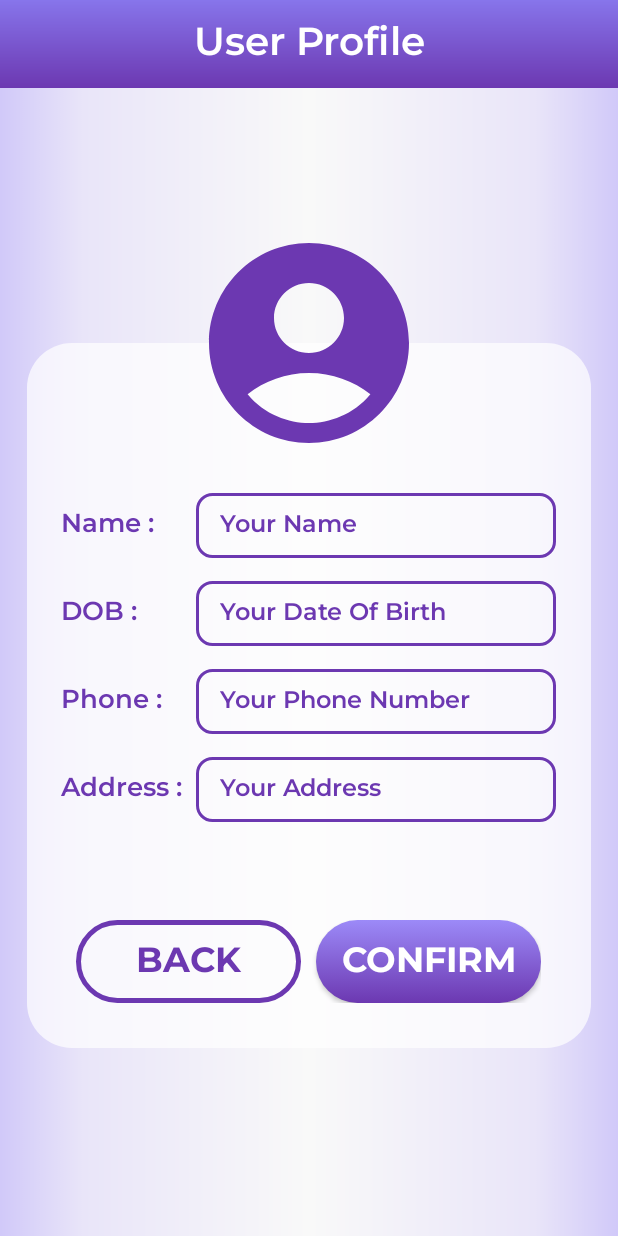
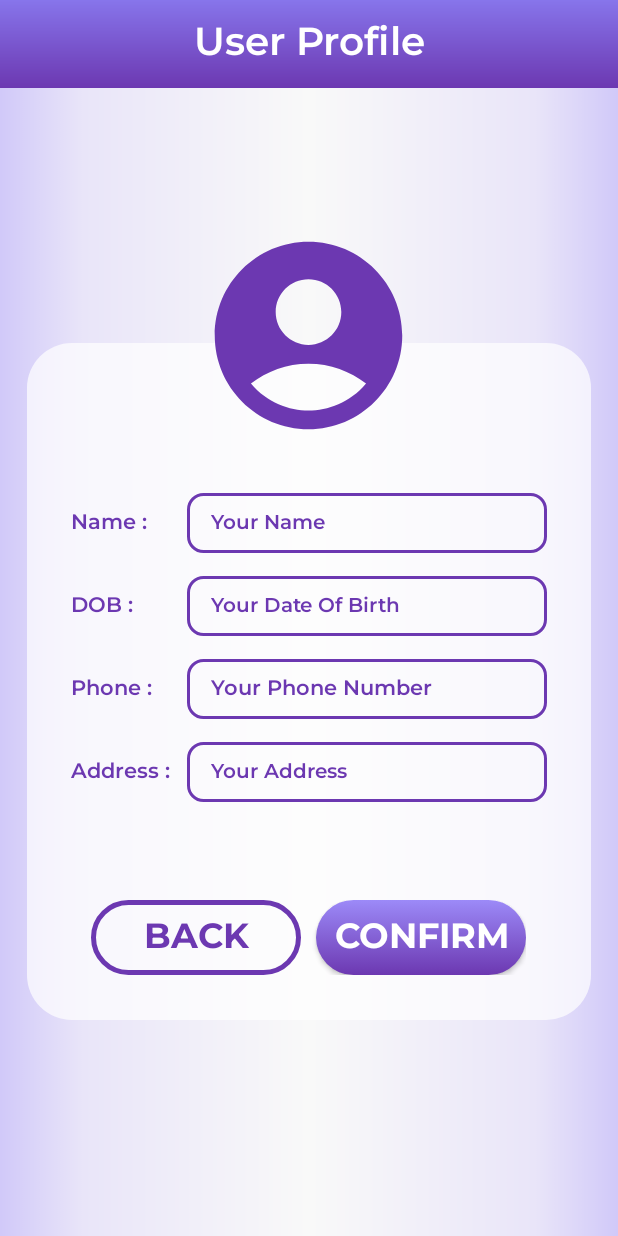
Before and after one commit to shakifniaz/Goti, an Android app: the CustomerSettingsActivity screen opened directly, with no data from a screen before it, on a phone screen of 412 x 824 dp. Run offline under Robolectric (Android 15) with nearby library versions, the phone set to English and light mode, and no system bars; our stand-ins replace Firebase (no records; nobody signed in at launch, a user with empty details on screens opened directly).

Commit message:
profile better kora lagbo

```diff
--- /dev/null
+++ b/app/src/main/res/drawable/card_bg4.xml
@@ -0,0 +1,12 @@
+<?xml version="1.0" encoding="utf-8"?>
+<shape xmlns:android="http://schemas.android.com/apk/res/android"
+    android:shape="rectangle">
+
+    <solid android:color="@color/white" />
+
+    <corners
+        android:topLeftRadius="30dp"
+        android:bottomLeftRadius="30dp"
+        android:topRightRadius="30dp"
+        android:bottomRightRadius="30dp" />
+</shape>
--- a/app/src/main/res/layout/activity_customer_settings.xml
+++ b/app/src/main/res/layout/activity_customer_settings.xml
@@ -44,20 +44,20 @@
             android:layout_marginBottom="15dp">
 
             <TextView
-                android:layout_width="90dp"
+                android:layout_width="77dp"
                 android:layout_height="wrap_content"
                 android:text="Name : "
                 android:textColor="@color/new_color"
-                android:textSize="17dp" />
+                android:textSize="14dp" />
             <EditText
                 android:id="@+id/name"
                 android:layout_width="240dp"
-                android:layout_height="43dp"
+                android:layout_height="40dp"
                 android:background="@drawable/border4"
                 android:hint="Your Name"
                 android:paddingLeft="16dp"
                 android:textColorHint="@color/new_color"
-                android:textSize="16dp"
+                android:textSize="13dp"
                 android:textColor="@color/new_color"/>
         </LinearLayout>
         <LinearLayout
@@ -65,20 +65,20 @@
             android:layout_height="wrap_content"
             android:layout_marginBottom="15dp">
             <TextView
-                android:layout_width="90dp"
+                android:layout_width="77dp"
                 android:layout_height="wrap_content"
                 android:text="DOB : "
-                android:textSize="17dp"
+                android:textSize="14dp"
                 android:textColor="@color/new_color"/>
             <EditText
                 android:id="@+id/dob"
                 android:layout_width="240dp"
-                android:layout_height="43dp"
+                android:layout_height="40dp"
                 android:background="@drawable/border4"
                 android:hint="Your Date Of Birth"
                 android:paddingLeft="16dp"
                 android:textColorHint="@color/new_color"
-                android:textSize="16dp"
+                android:textSize="13dp"
                 android:textColor="@color/new_color"/>
         </LinearLayout>
         <LinearLayout
@@ -86,20 +86,20 @@
             android:layout_height="wrap_content"
             android:layout_marginBottom="15dp">
             <TextView
-                android:layout_width="90dp"
+                android:layout_width="77dp"
                 android:layout_height="wrap_content"
                 android:text="Phone : "
-                android:textSize="17dp"
+                android:textSize="14dp"
                 android:textColor="@color/new_color"/>
             <EditText
                 android:id="@+id/customerPhone"
                 android:layout_width="240dp"
-                android:layout_height="43dp"
+                android:layout_height="40dp"
                 android:background="@drawable/border4"
                 android:hint="Your Phone Number"
                 android:paddingLeft="16dp"
                 android:textColorHint="@color/new_color"
-                android:textSize="16dp"
+                android:textSize="14dp"
                 android:textColor="@color/new_color"/>
         </LinearLayout>
         <LinearLayout
@@ -107,20 +107,20 @@
             android:layout_height="wrap_content"
             android:layout_marginBottom="15dp">
                 <TextView
-                    android:layout_width="90dp"
+                    android:layout_width="77dp"
                     android:layout_height="wrap_content"
                     android:text="Address : "
-                    android:textSize="17dp"
+                    android:textSize="14dp"
                     android:textColor="@color/new_color"/>
                 <EditText
                     android:id="@+id/address"
                     android:layout_width="240dp"
-                    android:layout_height="43dp"
+                    android:layout_height="40dp"
                     android:background="@drawable/border4"
                     android:hint="Your Address"
                     android:paddingLeft="16dp"
                     android:textColorHint="@color/new_color"
-                    android:textSize="16dp"
+                    android:textSize="13dp"
                     android:textColor="@color/new_color"/>
             </LinearLayout>
             <LinearLayout
@@ -130,8 +130,8 @@
                 android:layout_marginTop="50dp">
                 <Button
                     android:id="@+id/back"
-                    android:layout_width="150dp"
-                    android:layout_height="55dp"
+                    android:layout_width="140dp"
+                    android:layout_height="50dp"
                     android:background="@drawable/border3"
                     android:fontFamily="@font/montserrat_bold"
                     android:text="Back"
@@ -139,8 +139,8 @@
                     android:textSize="23dp" />
                 <Button
                     android:id="@+id/confirm"
-                    android:layout_width="150dp"
-                    android:layout_height="55dp"
+                    android:layout_width="140dp"
+                    android:layout_height="50dp"
                     android:layout_marginStart="10dp"
                     android:background="@drawable/button"
                     android:fontFamily="@font/montserrat_bold"
@@ -151,8 +151,8 @@
         </LinearLayout>
         <ImageView
             android:id="@+id/profileImage"
-            android:layout_width="180dp"
-            android:layout_height="180dp"
+            android:layout_width="170dp"
+            android:layout_height="170dp"
             android:layout_gravity="center_horizontal"
             android:layout_marginTop="80dp"
             android:padding="10dp"
```
